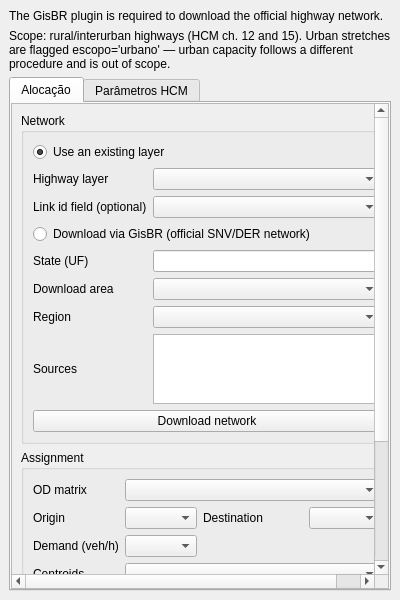
This is desire_lines/traffic_panel_base.ui in d-camargo/desire_lines as Qt 5 draws it before an edit. The edited form follows.
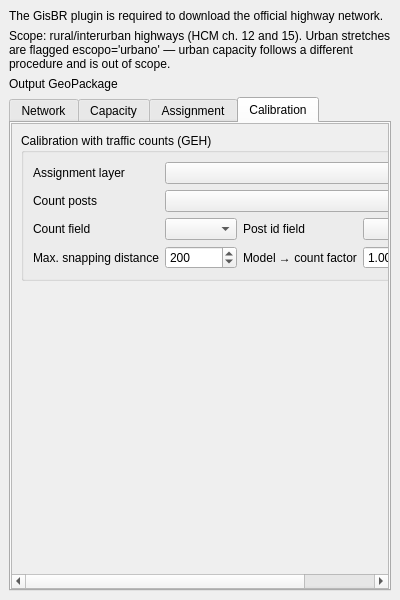
This is the edited form. The open tabs and pages were chosen to show the change. Custom widgets are drawn as their Qt base class.

Commit message: traffic: adicione calibração com contagens de tráfego e estatística GEH

What changed in the file:
```diff
--- a/desire_lines/traffic_panel_base.ui
+++ b/desire_lines/traffic_panel_base.ui
@@ -35,14 +35,28 @@
       </property>
      </widget>
     </item>
+    <item>
+     <layout class="QHBoxLayout" name="taOutputLayout">
+      <item>
+       <widget class="QLabel" name="taLabelOutput">
+        <property name="text">
+         <string>Output GeoPackage</string>
+        </property>
+       </widget>
+      </item>
+      <item>
+       <widget class="QgsFileWidget" name="taOutputFile"/>
+      </item>
+     </layout>
+    </item>
     <item>
      <widget class="QTabWidget" name="taTabs">
       <property name="currentIndex">
        <number>0</number>
       </property>
-      <widget class="QScrollArea" name="tabAllocationScroll">
+      <widget class="QScrollArea" name="tabNetworkScroll">
        <attribute name="title">
-        <string>Alocação</string>
+        <string>Network</string>
        </attribute>
        <property name="widgetResizable">
         <bool>true</bool>
@@ -150,6 +164,88 @@
             </layout>
           </widget>
          </item>
+         <item>
+          <spacer name="tabNetworkSpacer">
+           <property name="orientation">
+            <enum>Qt::Vertical</enum>
+           </property>
+           <property name="sizeHint" stdset="0">
+            <size>
+             <width>20</width>
+             <height>40</height>
+            </size>
+           </property>
+          </spacer>
+         </item>
+        </layout>
+       </widget>
+      </widget>
+      <widget class="QScrollArea" name="tabParamsScroll">
+       <attribute name="title">
+        <string>Capacity</string>
+       </attribute>
+       <property name="widgetResizable">
+        <bool>true</bool>
+       </property>
+       <widget class="QWidget" name="tabParamsContents">
+        <layout class="QVBoxLayout" name="tabParamsLayout">
+         <item>
+          <widget class="QGroupBox" name="taParamsGroup">
+           <property name="title">
+            <string>HCM parameters (default, or override globally / by field)</string>
+           </property>
+           <layout class="QGridLayout" name="taParamsGrid"/>
+          </widget>
+         </item>
+         <item>
+          <layout class="QHBoxLayout" name="taCapacityButtonsLayout">
+           <item>
+            <spacer name="taCapacityButtonsSpacer">
+             <property name="orientation">
+              <enum>Qt::Horizontal</enum>
+             </property>
+             <property name="sizeHint" stdset="0">
+              <size>
+               <width>40</width>
+               <height>20</height>
+              </size>
+             </property>
+            </spacer>
+           </item>
+           <item>
+            <widget class="QPushButton" name="taRunCapacity">
+             <property name="text">
+              <string>Compute capacity</string>
+             </property>
+            </widget>
+           </item>
+          </layout>
+         </item>
+         <item>
+          <spacer name="tabParamsSpacer">
+           <property name="orientation">
+            <enum>Qt::Vertical</enum>
+           </property>
+           <property name="sizeHint" stdset="0">
+            <size>
+             <width>20</width>
+             <height>40</height>
+            </size>
+           </property>
+          </spacer>
+         </item>
+        </layout>
+       </widget>
+      </widget>
+      <widget class="QScrollArea" name="tabAllocationScroll">
+       <attribute name="title">
+        <string>Assignment</string>
+       </attribute>
+       <property name="widgetResizable">
+        <bool>true</bool>
+       </property>
+       <widget class="QWidget" name="tabAllocationContents">
+        <layout class="QVBoxLayout" name="tabAllocationLayout">
          <item>
           <widget class="QGroupBox" name="taAssignGroup">
            <property name="title">
@@ -318,17 +414,7 @@
           </widget>
          </item>
          <item>
-          <widget class="QLabel" name="taLabelOutput">
-           <property name="text">
-            <string>GeoPackage de saída</string>
-           </property>
-          </widget>
-         </item>
-         <item>
-          <widget class="QgsFileWidget" name="taOutputFile"/>
-         </item>
-         <item>
-          <layout class="QHBoxLayout" name="taButtonsLayout">
+          <layout class="QHBoxLayout" name="taAssignButtonsLayout">
            <item>
             <spacer name="taButtonsSpacer">
              <property name="orientation">
@@ -374,25 +460,139 @@
         </layout>
        </widget>
       </widget>
-      <widget class="QScrollArea" name="tabParamsScroll">
+      <widget class="QScrollArea" name="tabCalibrationScroll">
        <attribute name="title">
-        <string>Parâmetros HCM</string>
+        <string>Calibration</string>
        </attribute>
        <property name="widgetResizable">
         <bool>true</bool>
        </property>
-       <widget class="QWidget" name="tabParamsContents">
-        <layout class="QVBoxLayout" name="tabParamsLayout">
+       <widget class="QWidget" name="tabCalibrationContents">
+        <layout class="QVBoxLayout" name="tabCalibrationLayout">
          <item>
-          <widget class="QGroupBox" name="taParamsGroup">
+          <widget class="QGroupBox" name="taCalibGroup">
            <property name="title">
-            <string>HCM parameters (default, or override globally / by field)</string>
+            <string>Calibration with traffic counts (GEH)</string>
            </property>
-           <layout class="QGridLayout" name="taParamsGrid"/>
+           <layout class="QGridLayout" name="taCalibGrid">
+            <item row="0" column="0">
+             <widget class="QLabel" name="taLabelCalibAssign">
+              <property name="text">
+               <string>Assignment layer</string>
+              </property>
+             </widget>
+            </item>
+            <item row="0" column="1" colspan="3">
+             <widget class="QgsMapLayerComboBox" name="taCalibAssignCombo"/>
+            </item>
+            <item row="1" column="0">
+             <widget class="QLabel" name="taLabelCounts">
+              <property name="text">
+               <string>Count posts</string>
+              </property>
+             </widget>
+            </item>
+            <item row="1" column="1" colspan="3">
+             <widget class="QgsMapLayerComboBox" name="taCountsCombo"/>
+            </item>
+            <item row="2" column="0">
+             <widget class="QLabel" name="taLabelCountField">
+              <property name="text">
+               <string>Count field</string>
+              </property>
+             </widget>
+            </item>
+            <item row="2" column="1">
+             <widget class="QgsFieldComboBox" name="taCountField"/>
+            </item>
+            <item row="2" column="2">
+             <widget class="QLabel" name="taLabelPostIdField">
+              <property name="text">
+               <string>Post id field</string>
+              </property>
+             </widget>
+            </item>
+            <item row="2" column="3">
+             <widget class="QgsFieldComboBox" name="taPostIdField"/>
+            </item>
+            <item row="3" column="0">
+             <widget class="QLabel" name="taLabelCalibMaxDist">
+              <property name="text">
+               <string>Max. snapping distance</string>
+              </property>
+             </widget>
+            </item>
+            <item row="3" column="1">
+             <widget class="QDoubleSpinBox" name="taCalibMaxDist">
+              <property name="decimals">
+               <number>0</number>
+              </property>
+              <property name="maximum">
+               <double>100000.000000000000000</double>
+              </property>
+              <property name="singleStep">
+               <double>50.000000000000000</double>
+              </property>
+              <property name="value">
+               <double>200.000000000000000</double>
+              </property>
+             </widget>
+            </item>
+            <item row="3" column="2">
+             <widget class="QLabel" name="taLabelCalibFactor">
+              <property name="text">
+               <string>Model → count factor</string>
+              </property>
+             </widget>
+            </item>
+            <item row="3" column="3">
+             <widget class="QDoubleSpinBox" name="taCalibFactor">
+              <property name="decimals">
+               <number>4</number>
+              </property>
+              <property name="minimum">
+               <double>0.000100000000000</double>
+              </property>
+              <property name="maximum">
+               <double>1000000.000000000000000</double>
+              </property>
+              <property name="singleStep">
+               <double>0.100000000000000</double>
+              </property>
+              <property name="value">
+               <double>1.000000000000000</double>
+              </property>
+             </widget>
+            </item>
+           </layout>
           </widget>
          </item>
          <item>
-          <spacer name="tabParamsSpacer">
+          <layout class="QHBoxLayout" name="taCalibButtonsLayout">
+           <item>
+            <spacer name="taCalibButtonsSpacer">
+             <property name="orientation">
+              <enum>Qt::Horizontal</enum>
+             </property>
+             <property name="sizeHint" stdset="0">
+              <size>
+               <width>40</width>
+               <height>20</height>
+              </size>
+             </property>
+            </spacer>
+           </item>
+           <item>
+            <widget class="QPushButton" name="taRunCalibration">
+             <property name="text">
+              <string>Calibrate</string>
+             </property>
+            </widget>
+           </item>
+          </layout>
+         </item>
+         <item>
+          <spacer name="tabCalibrationSpacer">
            <property name="orientation">
             <enum>Qt::Vertical</enum>
            </property>
```
Left out of the diff: 69 changed lines with no effect on the pictures. The commit also changes 18 other files.
